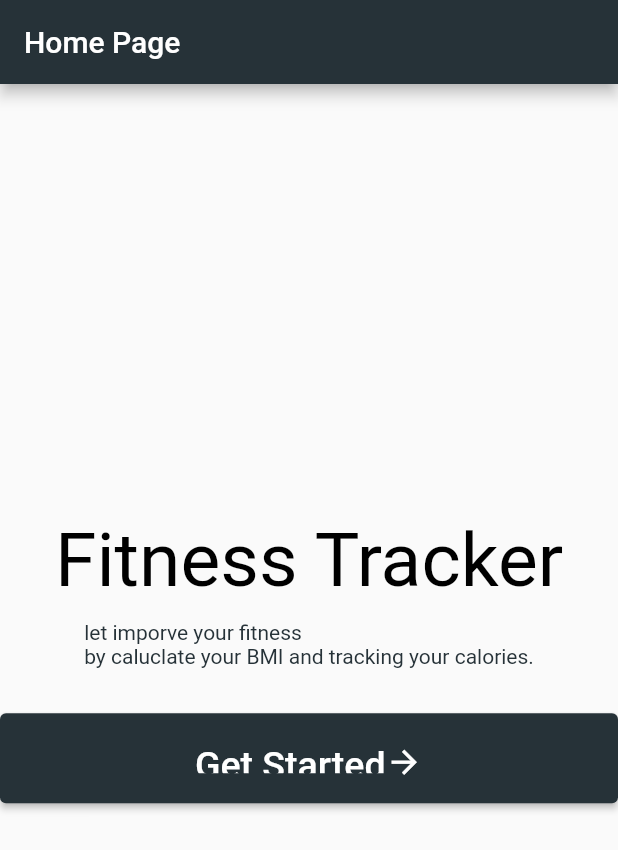
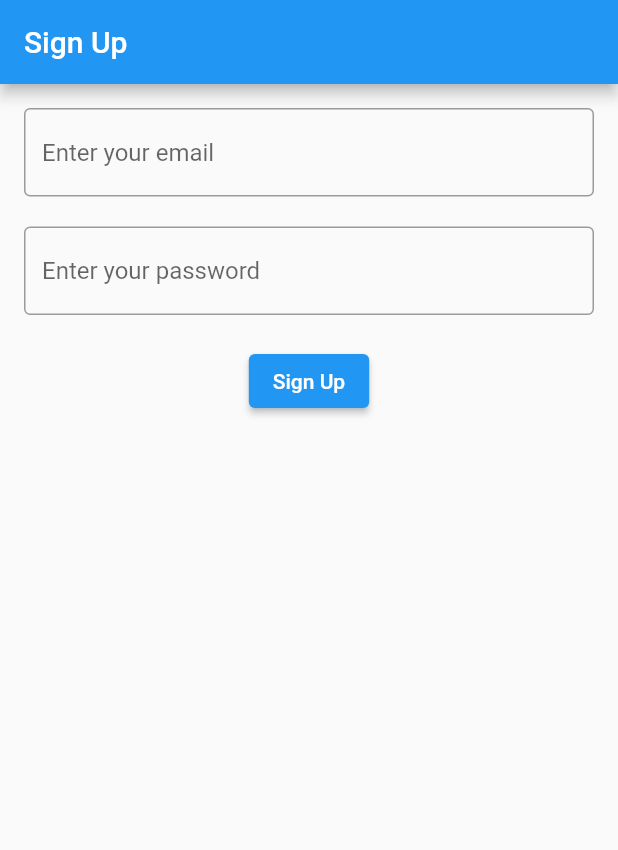
Before and after one commit to abdulmalikalomayri/fitnessapp, a Flutter app: the screen it shows after launch, on a phone screen of 412 x 824 dp. Shown: the top 850 px of the screen. Run offline on Flutter 3.47's test engine with Material 2 defaults, Android fonts, the phone set to English and light mode, and no system bars; our stand-ins replace firebase_auth, firebase_core, font_awesome_flutter, page_transition, share_plus, swipeable_button_view; missing offline and left inert: dart:js_interop, flutter_3d_choice_chip, pretty_gauge; accounts and stored records are empty.

Commit message:
add signup

```diff
--- a/lib/main.dart
+++ b/lib/main.dart
@@ -1,71 +1,27 @@
 import 'package:flutter/material.dart';
-import 'package:font_awesome_flutter/font_awesome_flutter.dart';
-import 'package:myflutterapp/view/dashboard.dart';
+import 'package:firebase_core/firebase_core.dart';
+import 'firebase_options.dart';
+import 'signup_screen.dart';
 
-void main() {
-  runApp(
+void main() async {
+  WidgetsFlutterBinding.ensureInitialized();
 
-    MaterialApp(
-      home: MyApp()), // use MaterialApp
+  // Ensure that Firebase is initialized
+  await Firebase.initializeApp(
+    options: DefaultFirebaseOptions.currentPlatform,
   );
+
+  runApp(MyApp());
 }
 
-class MyApp extends StatefulWidget {
-  @override
-  _MyAppState createState() => _MyAppState();
+class MyApp extends StatelessWidget {
+  const MyApp({super.key});
 
-}
-
-class _MyAppState extends State<MyApp> {
   @override
   Widget build(BuildContext context) {
     return MaterialApp(
       debugShowCheckedModeBanner: false,
-      home: Scaffold(
-        appBar: AppBar(
-          title: Text("Home Page"),
-          backgroundColor: Colors.blueGrey[900],
-        ),
-        body: Center(
-          child: Column
-          (
-            mainAxisAlignment: MainAxisAlignment.center,
-            children: [
-            Text("Fitness Tracker", style: TextStyle(fontSize: 50, color: Colors.black),),
-            SizedBox(height: 10,), // this line use to create a margin between the two widgets
-            Text("let imporve your fitness \nby caluclate your BMI and tracking your calories.", style: TextStyle(fontSize: 14, color: Colors.blueGrey[900],),),
-            SizedBox(height: 30),
-            ElevatedButton(
-
-                onPressed: () {
-                  Navigator.push(
-                    context,
-                    MaterialPageRoute(builder: (_) => Dashboard()),
-                  );
-                },
-
-                style: ElevatedButton.styleFrom(
-                    fixedSize: Size(450, 60),
-                    backgroundColor: Colors.blueGrey[900],
-
-                    padding: const EdgeInsets.symmetric(
-                        vertical: 20, horizontal: 80)),
-
-                child: const Row(
-                  mainAxisSize: MainAxisSize.min,
-                  mainAxisAlignment: MainAxisAlignment.center,
-                  children: [
-                    Text(
-                  'Get Started',
-                  style: TextStyle(fontSize: 25, color: Colors.white),
-                  ),
-                  Icon(Icons.arrow_forward, size: 25, color: Colors.white,)
-                  ],)
-            )
-          ],)
-
-        )
-        )
-    );
+      home: SignUpScreen(),
+      );
   }
 }
--- /dev/null
+++ b/lib/signup_screen.dart
@@ -0,0 +1,128 @@
+import 'dart:js_interop';
+
+import 'package:firebase_auth/firebase_auth.dart';
+import 'package:flutter/material.dart';
+
+class SignUpScreen extends StatefulWidget {
+  const SignUpScreen({Key? key});
+
+  // Create a state class to get a state object which will make the widget stateful
+  // The state object contains the widget’s mutable state and the widget’s build() method
+  // which means that the state class will give us a changeable screen!
+  @override
+  State<SignUpScreen> createState() => _SignUpScreenState();
+
+}
+
+class _SignUpScreenState extends State<SignUpScreen> {
+
+  final FirebaseAuth _auth = FirebaseAuth.instance;
+  final GlobalKey<FormState> _formKey = GlobalKey<FormState>();
+
+  // Email field
+  TextEditingController _emailController = TextEditingController();
+  // Password field
+  TextEditingController _passwordController = TextEditingController();
+
+  // Email State
+  String _email = '';
+  // Password State
+  String _password = '';
+  // handling validator for SignUp
+  void _handleSignUp() async {
+    try {
+      // create user with email and password in firebase auth
+      UserCredential userCredential = await _auth.createUserWithEmailAndPassword(
+        email: _email,
+        password: _password
+      );
+
+      print("User Registered Successfully:  ${userCredential.user!.email!}");
+    }
+    catch(e){
+      print("Registration Failed: $e");
+    }
+  }
+
+
+  @override
+  Widget build(BuildContext context) {
+    return Scaffold(
+      appBar: AppBar(
+        title: const Text('Sign Up'),
+      ),
+      body: Center(
+        // if the parent widget is const the TextFormField will not work!
+        child: Padding(
+          padding: EdgeInsets.all(16.0),
+          child: Form(
+            key: _formKey,
+            child: Column(
+              children: [
+                // Email input field
+                TextFormField(
+                  controller: _emailController,
+                  keyboardType: TextInputType.emailAddress,
+                  decoration: InputDecoration(
+                    border: OutlineInputBorder(), // add border
+                    hintText: 'Enter your email',
+                  ),
+                  // valudation if input is empty
+                  validator: (value){
+                    if(value == null || value!.isEmpty){
+                      return 'Please enter your email';
+                    }
+                    return null;
+                  },
+                  // real time update of the variable
+                  onChanged: (value){
+                    setState(() {
+                      _email = value;
+                    });
+                  },
+                ),
+                // add margin between the input fields
+                SizedBox(height: 20.0,),
+                // Password input field
+                TextFormField(
+                  controller: _passwordController,
+                  obscureText: true,
+                  //keyboardType: TextInputType.emailAddress,
+                  decoration: InputDecoration(
+                    border: OutlineInputBorder(), // add border
+                    hintText: 'Enter your password',
+                  ),
+                  // valudation if input is empty
+                  validator: (value){
+                    if(value!.isEmpty){
+                      return 'Please enter your password';
+                    }
+                    return null;
+                  },
+                  // real time update of the variable
+                  onChanged: (value){
+                    setState(() {
+                      _password = value;
+                    });
+                  },
+                ),
+                // Margin between inputs field
+                SizedBox(height: 20,),
+
+                // Submit Button
+                ElevatedButton(
+                  onPressed: (){
+                     if(_formKey.currentState!.validate()){
+                        // if valid then call the handleSignUp function
+                        _handleSignUp();
+                     }
+                  },
+                  child: Text('Sign Up')),
+              ],
+            )
+          )
+        )
+    ),
+    );
+  }
+}
```
